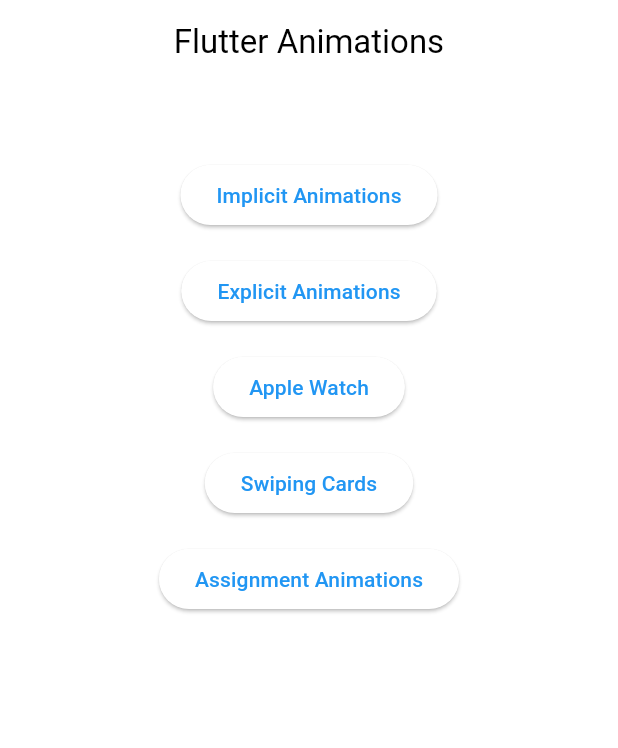
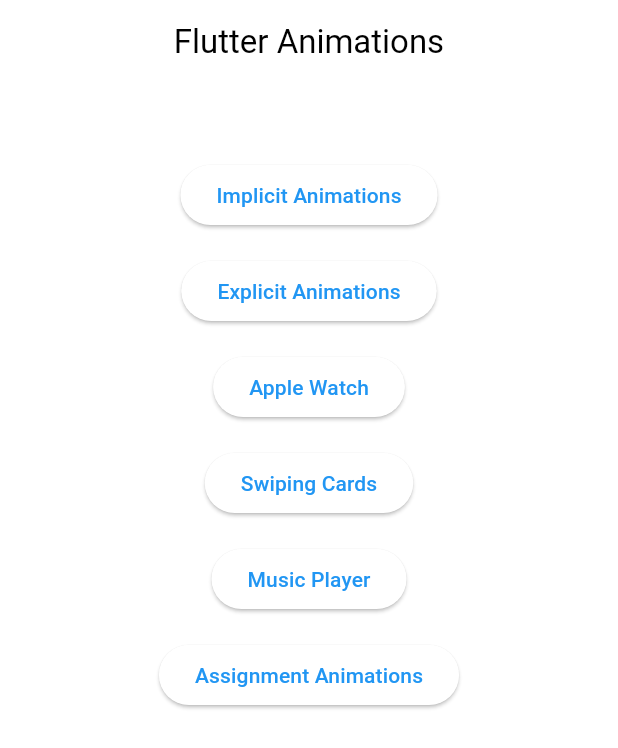
Before and after one commit to dlwls5201/flutter_animations, a Flutter app: the screen it shows after launch, on a phone screen of 412 x 824 dp. Shown: the top 748 px of the screen. Run offline on Flutter 3.47's test engine with Material 3 defaults, Android fonts, the phone set to English and light mode, and no system bars.

Commit message:
add music player screen

```diff
--- a/lib/screens/menu_screen.dart
+++ b/lib/screens/menu_screen.dart
@@ -1,5 +1,6 @@
 import 'package:flutter/material.dart';
 import 'package:flutter_animations_masterclass/screens/explicit_animations_screens.dart';
+import 'package:flutter_animations_masterclass/screens/music_player_screen.dart';
 import 'package:flutter_animations_masterclass/screens/swiping_cards_screen.dart';
 
 import 'apple_watch_screen.dart';
@@ -92,6 +93,20 @@ class MenuScreen extends StatelessWidget {
               onPressed: () {
                 goToPage(
                   context,
+                  const MusicPlayerScreen(),
+                );
+              },
+              child: const Text(
+                "Music Player",
+              ),
+            ),
+            const SizedBox(
+              height: 16,
+            ),
+            ElevatedButton(
+              onPressed: () {
+                goToPage(
+                  context,
                   const AssignmentScreen4(),
                 );
               },
```
Also changed, not shown: lib/screens/music_player_screen.dart (added, +15 -0 lines).
